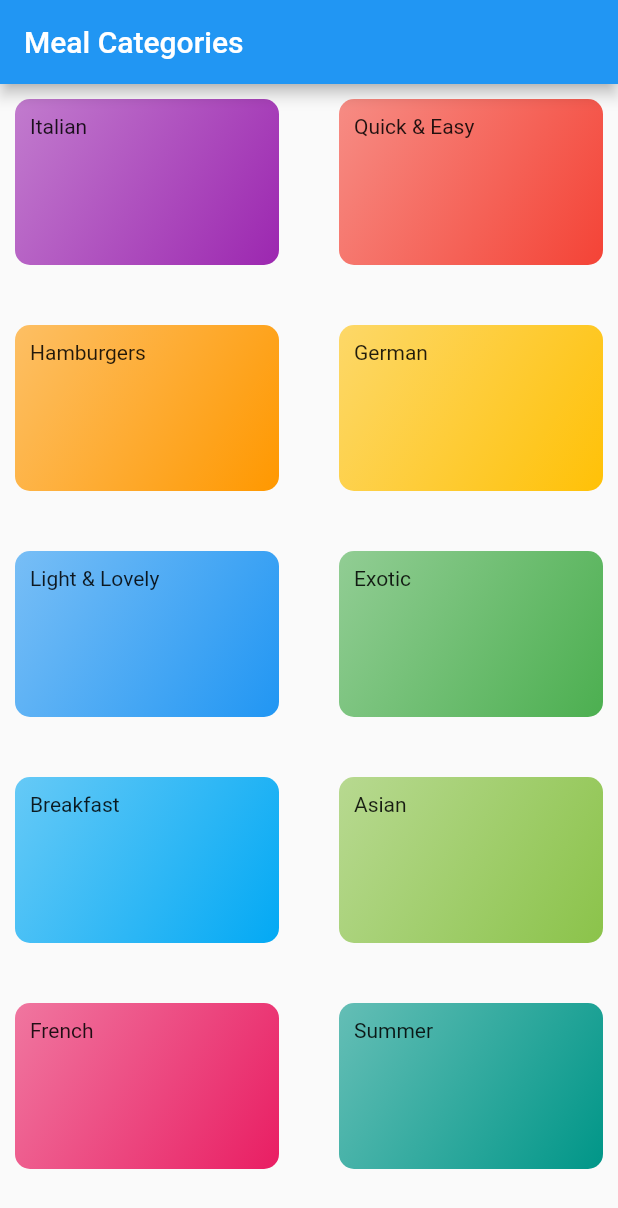
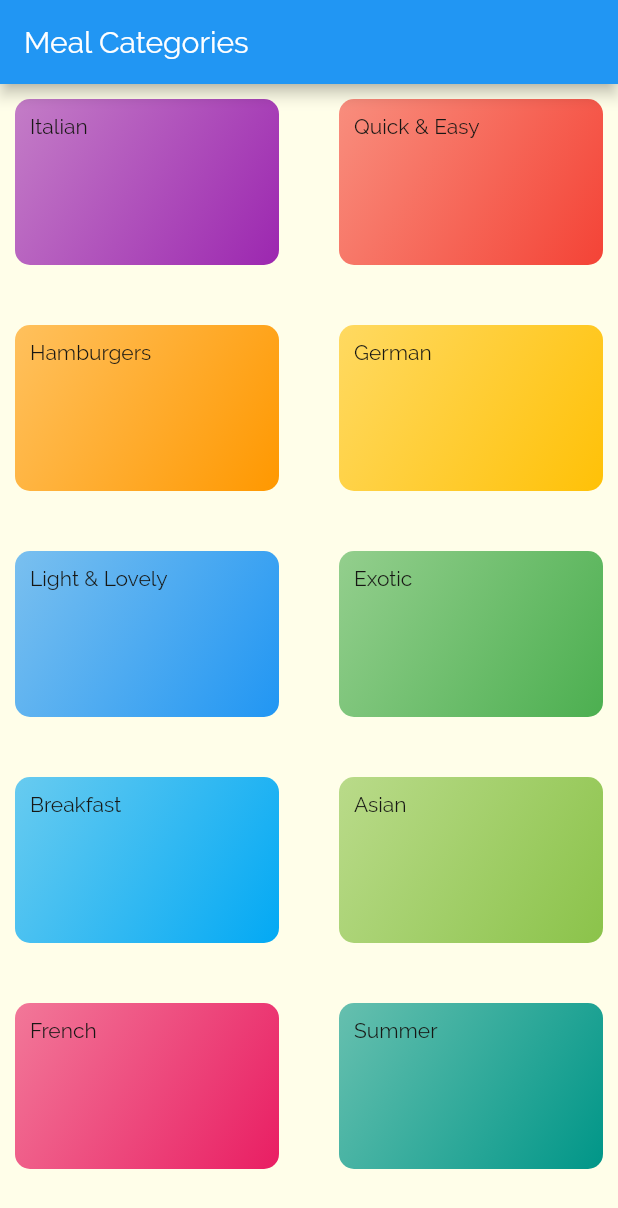
Before and after one commit to cranium44/meal_app_tutorial, a Flutter app: the screen it shows after launch, on a phone screen of 412 x 824 dp. Shown: the top 1208 px of the screen. Run offline on Flutter 3.47's test engine with Material 2 defaults, Android fonts, the phone set to English and light mode, and no system bars.

Commit message:
Add themes

```diff
--- a/lib/main.dart
+++ b/lib/main.dart
@@ -1,4 +1,3 @@
-import 'package:flutter/foundation.dart';
 import 'package:flutter/material.dart';
 import 'package:meal_app_tutorial/screens/home/home_page.dart';
 
@@ -23,6 +22,22 @@ class MyApp extends StatelessWidget {
         // Notice that the counter didn't reset back to zero; the application
         // is not restarted.
         primarySwatch: Colors.blue,
+        accentColor: Colors.amber,
+        canvasColor: Color.fromRGBO(255, 254, 233, 1),
+        fontFamily: 'Raleway',
+        textTheme: ThemeData.light().textTheme.copyWith(
+          bodyText1: TextStyle(
+            color: Color.fromRGBO(23, 23, 20, 1),
+          ),
+          bodyText2: TextStyle(
+            color: Color.fromRGBO(23, 23, 20, 1),
+          ),
+          headline1: TextStyle(
+            fontSize: 20,
+            fontFamily: 'RobotoCondensed',
+            fontWeight: FontWeight.bold,
+          )
+        ),
         // This makes the visual density adapt to the platform that you run
         // the app on. For desktop platforms, the controls will be smaller and
         // closer together (more dense) than on mobile platforms.
```
